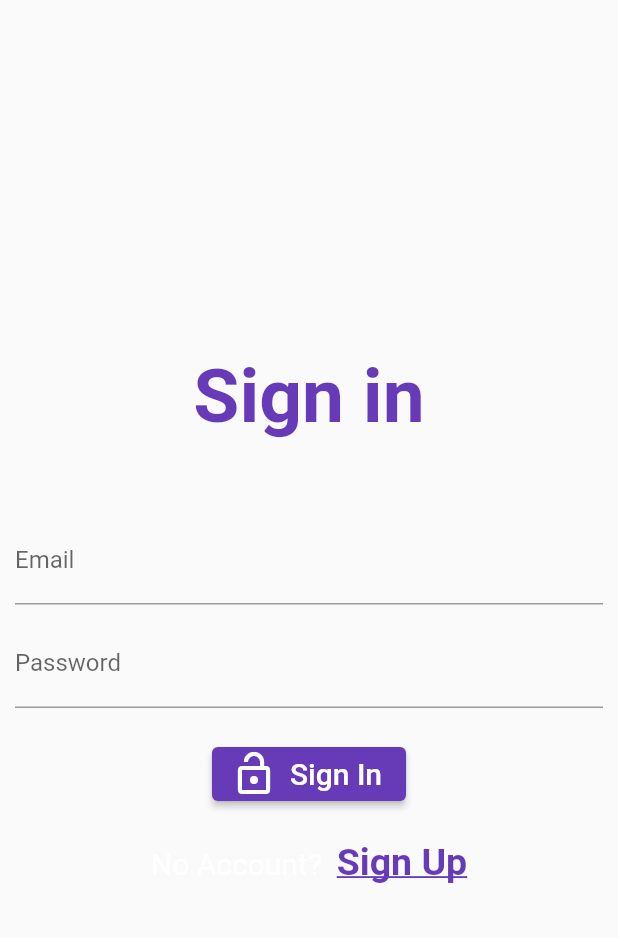
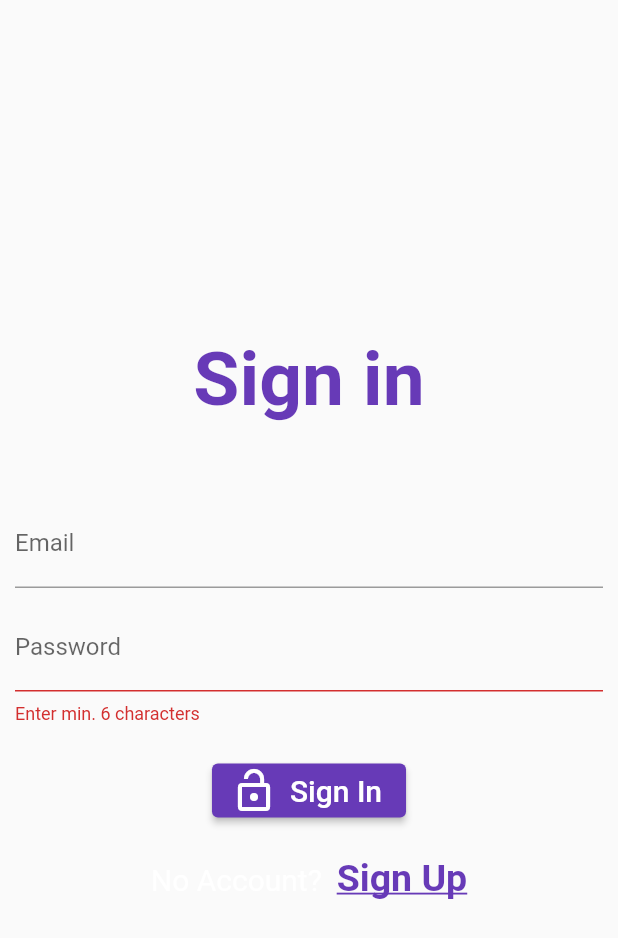
Before and after one commit to Faysal-Zaman/upload_image_app, a Flutter app: the screen it shows after launch, after a tap on "Sign In", on a phone screen of 412 x 824 dp. Shown: the top 938 px of the screen. Run offline on Flutter 3.47's test engine with Material 2 defaults, Android fonts, the phone set to English and light mode, and no system bars; our stand-ins replace email_validator, firebase_auth, firebase_core; accounts and stored records are empty.

Commit message:
Validation process is completed in the Authentication Form

```diff
--- a/lib/pages/home_page.dart
+++ b/lib/pages/home_page.dart
@@ -2,6 +2,7 @@ import 'package:firebase_auth/firebase_auth.dart';
 import 'package:flutter/material.dart';
 import 'package:upload_image_app/pages/image_page.dart';
 
+import 'auth_page.dart';
 import 'signin_page.dart';
 
 class HomePage extends StatelessWidget {
@@ -24,7 +25,7 @@ class HomePage extends StatelessWidget {
               child: Text("Something went wrong!"),
             );
           } else {
-            return const SignInPage();
+            return const AuthPage();
           }
         },
       ),
--- a/lib/pages/signin_page.dart
+++ b/lib/pages/signin_page.dart
@@ -1,16 +1,20 @@
+import 'package:email_validator/email_validator.dart';
 import 'package:firebase_auth/firebase_auth.dart';
+import 'package:flutter/gestures.dart';
 import 'package:flutter/material.dart';
 
 import '../main.dart';
 
 class SignInPage extends StatefulWidget {
-  const SignInPage({super.key});
+  final VoidCallback onClickedSignUp;
+  const SignInPage({super.key, required this.onClickedSignUp});
 
   @override
   State<SignInPage> createState() => _SignInPageState();
 }
 
 class _SignInPageState extends State<SignInPage> {
+  final formKey = GlobalKey<FormState>();
   TextEditingController emailController = TextEditingController();
   TextEditingController passwordController = TextEditingController();
 
@@ -23,6 +27,11 @@ class _SignInPageState extends State<SignInPage> {
   }
 
   Future signIn() async {
+    final isValid = formKey.currentState!.validate();
+    if (!isValid) {
+      return;
+    }
+
     showDialog(
       context: context,
       builder: (context) {
@@ -40,6 +49,7 @@ class _SignInPageState extends State<SignInPage> {
     } on FirebaseAuthException catch (e) {
       print(e);
     }
+    //Navigator.of(context) is not working...
     navigatorKey.currentState!.popUntil((route) => route.isFirst);
   }
 
@@ -50,6 +60,8 @@ class _SignInPageState extends State<SignInPage> {
         child: Container(
           padding: const EdgeInsets.all(10),
           child: SingleChildScrollView(
+            child: Form(
+              key: formKey,
               child: Column(
                 mainAxisAlignment: MainAxisAlignment.start,
                 children: <Widget>[
@@ -62,18 +74,27 @@ class _SignInPageState extends State<SignInPage> {
                     ),
                   ),
                   const SizedBox(height: 50),
-                TextField(
+                  TextFormField(
                     controller: emailController,
                     cursorColor: Colors.deepPurple,
                     textInputAction: TextInputAction.next,
                     decoration: const InputDecoration(label: Text("Email")),
+                    autovalidateMode: AutovalidateMode.onUserInteraction,
+                    validator: (email) =>
+                        email != null && EmailValidator.validate(email)
+                            ? 'Enter a valid email'
+                            : null,
                   ),
                   const SizedBox(height: 10),
-                TextField(
+                  TextFormField(
                     controller: passwordController,
                     cursorColor: Colors.deepPurple,
                     textInputAction: TextInputAction.done,
                     decoration: const InputDecoration(label: Text("Password")),
+                    autovalidateMode: AutovalidateMode.onUserInteraction,
+                    validator: (value) => value != null && value.length < 6
+                        ? 'Enter min. 6 characters'
+                        : null,
                   ),
                   const SizedBox(height: 20),
                   ElevatedButton.icon(
@@ -89,14 +110,16 @@ class _SignInPageState extends State<SignInPage> {
                   ),
                   const SizedBox(height: 20),
                   RichText(
-                  text: const TextSpan(
-                      style: TextStyle(
+                    text: TextSpan(
+                        style: const TextStyle(
                           fontSize: 20,
                         ),
                         text: "No Account?  ",
                         children: [
                           TextSpan(
-                          style: TextStyle(
+                            recognizer: TapGestureRecognizer()
+                              ..onTap = widget.onClickedSignUp,
+                            style: const TextStyle(
                               fontSize: 25,
                               fontWeight: FontWeight.bold,
                               color: Colors.deepPurple,
@@ -111,6 +134,7 @@ class _SignInPageState extends State<SignInPage> {
             ),
           ),
         ),
+      ),
     );
   }
 }
--- a/pubspec.yaml
+++ b/pubspec.yaml
@@ -34,6 +34,8 @@ dependencies:
 
 
   cupertino_icons: ^1.0.2
+
+  email_validator: ^2.1.17
 
   #Firebase
   cloud_firestore: ^4.0.3
```
Also changed, not shown: lib/pages/auth_page.dart (+5 -2 lines), lib/pages/signup_page.dart (+37 -4 lines), pubspec.lock. Lines whose indentation alone changed are shown as unchanged.
